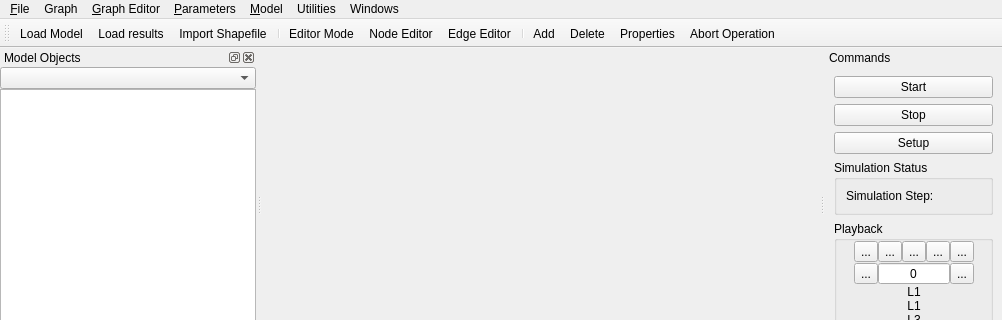
First picture: the form in qtgui/mainwindow.ui, repository frabas/DISPLACE_GUI, before the edit; both pictures show x 0 to 1002 and y 0 to 320 of the 1002 by 692 pixel window.
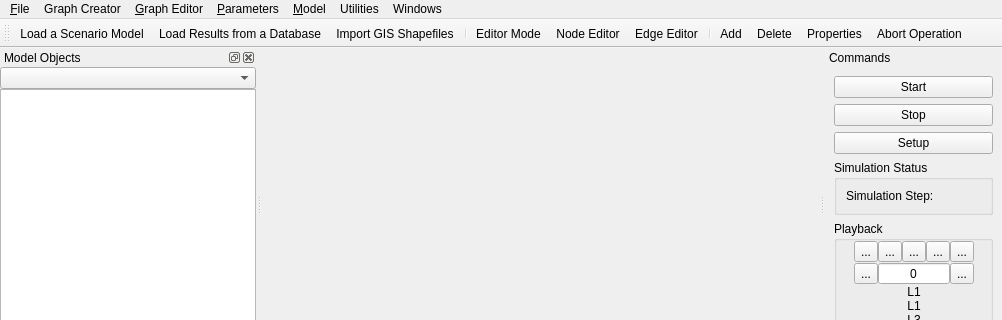
Second picture: the form after the edit. Icons and pictures are not drawn. Custom widgets are drawn as their Qt base class.

Commit message: Keep the vms db export for the last year only to avoid too large db output + make ui menu more explicit

```diff
--- a/qtgui/mainwindow.ui
+++ b/qtgui/mainwindow.ui
@@ -103,7 +103,7 @@
    </widget>
    <widget class="QMenu" name="menuGraph">
     <property name="title">
-     <string>Graph</string>
+     <string>Graph Creator</string>
     </property>
     <widget class="QMenu" name="menuFormats_conversion">
      <property name="title">
@@ -1723,7 +1723,7 @@
      <normaloff>:/icons/loadsim.png</normaloff>:/icons/loadsim.png</iconset>
    </property>
    <property name="text">
-    <string>&amp;Load Model...</string>
+    <string>&amp;Load a Scenario Model...</string>
    </property>
   </action>
   <action name="actionScenario">
@@ -1759,7 +1759,7 @@
      <normaloff>:/icons/load.png</normaloff>:/icons/load.png</iconset>
    </property>
    <property name="text">
-    <string>Load results...</string>
+    <string>Load Results from a Database...</string>
    </property>
   </action>
   <action name="actionConfiguration">
@@ -1789,7 +1789,7 @@
      <normaloff>:/icons/compass.png</normaloff>:/icons/compass.png</iconset>
    </property>
    <property name="text">
-    <string>Import Shapefile...</string>
+    <string>Import GIS Shapefiles...</string>
    </property>
   </action>
   <action name="actionPalettes">
```
Left out of the diff: 38 changed lines with no effect on the pictures. The commit also changes 5 other files.
